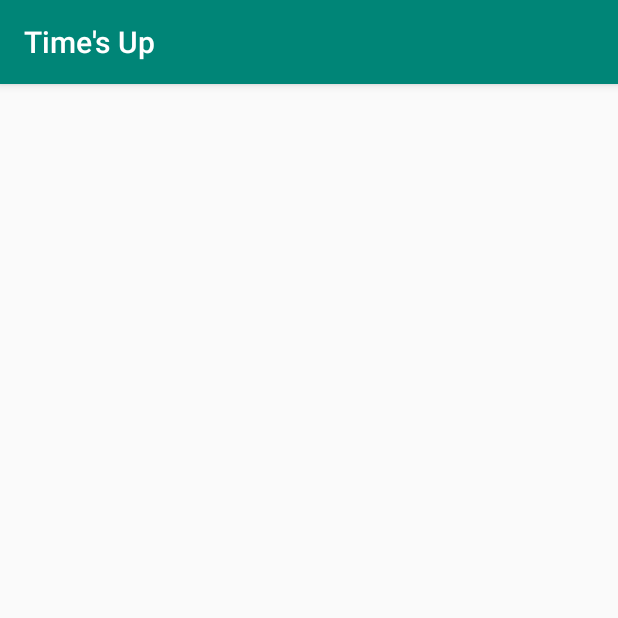
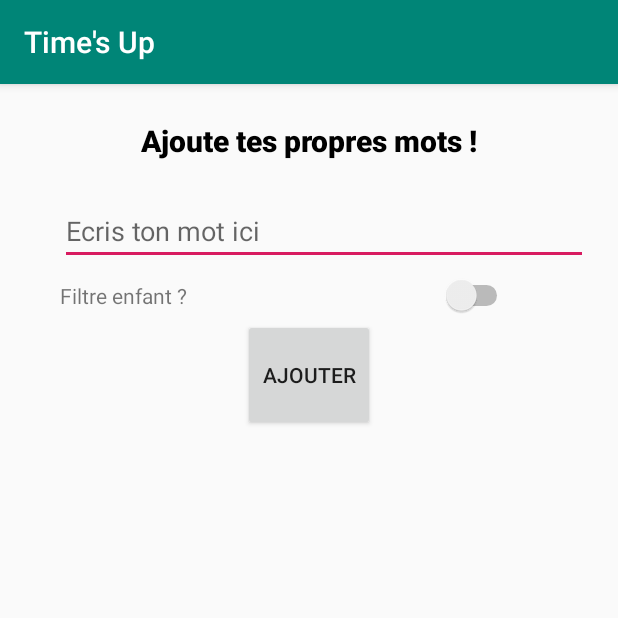
Before and after one commit to villeneuve30/AndroidGame_GuessWords, an Android app: the AjoutDeMot screen opened directly, with no data from a screen before it, on a phone screen of 412 x 824 dp, the top half of it. Run offline under Robolectric (Android 15) with nearby library versions, the phone set to English and light mode, and no system bars.

Commit message:
Page ajout de mot crée et "semi-fonctionnelle"
Il manque l'ajouter à la bdd

```diff
--- a/app/src/main/java/com/example/timesup/AffichageDesScores.java
+++ b/app/src/main/java/com/example/timesup/AffichageDesScores.java
@@ -72,6 +72,10 @@ public class AffichageDesScores extends AppCompatActivity {
     }
     @Override
     public void onBackPressed() {
+        popUp();
+    }
+
+    private void popUp() {
         AlertDialog.Builder builder = new AlertDialog.Builder(this);
         builder.setCancelable(true);
         builder.setTitle("Quitter");
--- a/app/src/main/java/com/example/timesup/AjoutDeMot.java
+++ b/app/src/main/java/com/example/timesup/AjoutDeMot.java
@@ -1,13 +1,66 @@
 package com.example.timesup;
 
+import android.graphics.Color;
 import android.support.v7.app.AppCompatActivity;
 import android.os.Bundle;
+import android.view.Gravity;
+import android.view.View;
+import android.widget.ArrayAdapter;
+import android.widget.Button;
+import android.widget.EditText;
+import android.widget.ListView;
+import android.widget.Switch;
+import android.widget.TextView;
+import android.widget.Toast;
+
+import java.util.ArrayList;
+
+import static android.widget.Toast.makeText;
 
 public class AjoutDeMot extends AppCompatActivity {
+
+    EditText inputMot;
+    ListView listeMots;
+    Button boutonAjouter;
+    Switch filtreEnfant;
+
+    ArrayList<String> listItems=new ArrayList<String>();
+    ArrayAdapter<String> adapter;
 
     @Override
     protected void onCreate(Bundle savedInstanceState) {
         super.onCreate(savedInstanceState);
         setContentView(R.layout.activity_ajout_de_mot);
+
+        inputMot = findViewById(R.id.input_mot_xml);
+        listeMots = findViewById(R.id.listeDeMot_xml);
+        boutonAjouter = findViewById(R.id.bouton_ajouter_xml);
+        filtreEnfant = findViewById(R.id.filtre_enfant_xml);
+
+        adapter=new ArrayAdapter<String>(this,
+                android.R.layout.simple_list_item_1,
+                listItems);
+        listeMots.setAdapter(adapter);
+
+        boutonAjouter.setOnClickListener(new View.OnClickListener() {
+            @Override
+            public void onClick(View v) {
+                String mot = inputMot.getText().toString();
+                if(!mot.equals("") && !mot.equals(" ")) {
+                    //Ajouter mot a la listView
+                    inputMot.setText("");
+                    listItems.add(mot);
+                    adapter.notifyDataSetChanged();
+
+                    //Ajouter mot a la BDD
+                }else{
+                    Toast.makeText(AjoutDeMot.this, "Tu dois d'abord écrire un mot !",
+                          Toast.LENGTH_LONG).show();
+                }
+
+            }
+        });
+
     }
+
 }
--- a/app/src/main/java/com/example/timesup/MainActivity.java
+++ b/app/src/main/java/com/example/timesup/MainActivity.java
@@ -107,6 +107,10 @@ public class MainActivity extends AppCompatActivity {
     }
     @Override
     public void onBackPressed() {
+        popUp();
+    }
+
+    private void popUp() {
         AlertDialog.Builder builder = new AlertDialog.Builder(this);
         builder.setCancelable(true);
         builder.setTitle("Sortir du jeu");
--- a/app/src/main/java/com/example/timesup/MotsBDD.java
+++ b/app/src/main/java/com/example/timesup/MotsBDD.java
@@ -126,7 +126,7 @@ public class MotsBDD {
 
         ArrayList<String> tabMot = new ArrayList<>();
         ArrayList<String> tabBDD = new ArrayList<>();
-        this.afficherTousLesMots();
+
         Cursor data = this.getAllData();
         while(data.moveToNext()){
             if(filtre) {
--- a/app/src/main/java/com/example/timesup/Round.java
+++ b/app/src/main/java/com/example/timesup/Round.java
@@ -141,6 +141,10 @@ public class Round extends AppCompatActivity {
 
     @Override
     public void onBackPressed() {
+        popUp();
+    }
+
+    private void popUp() {
         AlertDialog.Builder builder = new AlertDialog.Builder(this);
         builder.setCancelable(true);
         builder.setTitle("Quitter");
--- a/app/src/main/res/layout/activity_ajout_de_mot.xml
+++ b/app/src/main/res/layout/activity_ajout_de_mot.xml
@@ -1,9 +1,77 @@
 <?xml version="1.0" encoding="utf-8"?>
-<android.support.constraint.ConstraintLayout xmlns:android="http://schemas.android.com/apk/res/android"
-    xmlns:app="http://schemas.android.com/apk/res-auto"
+<LinearLayout xmlns:android="http://schemas.android.com/apk/res/android"
     xmlns:tools="http://schemas.android.com/tools"
     android:layout_width="match_parent"
     android:layout_height="match_parent"
-    tools:context=".AjoutDeMot">
+    android:orientation="vertical">
 
-</android.support.constraint.ConstraintLayout>
+    <TextView
+        android:id="@+id/titre_ajoutMot_xml"
+        android:layout_width="match_parent"
+        android:layout_height="match_parent"
+        android:layout_weight="3"
+        android:gravity="center"
+        android:text="Ajoute tes propres mots !"
+        android:textAppearance="@style/TextAppearance.AppCompat.Title"
+        android:textColor="@android:color/black"
+        android:textStyle="bold" />
+
+    <LinearLayout
+        android:layout_width="match_parent"
+        android:layout_height="match_parent"
+        android:layout_weight="3.1"
+        android:orientation="horizontal">
+
+        <EditText
+            android:id="@+id/input_mot_xml"
+            android:layout_width="40dp"
+            android:layout_height="wrap_content"
+            android:layout_marginLeft="40dp"
+            android:layout_marginRight="20dp"
+            android:layout_weight="1"
+            android:hint="Ecris ton mot ici"
+            android:inputType="text" />
+
+    </LinearLayout>
+
+    <LinearLayout
+        android:layout_width="match_parent"
+        android:layout_height="match_parent"
+        android:layout_weight="3.2"
+        android:orientation="horizontal">
+
+        <TextView
+            android:id="@+id/textView3"
+            android:layout_width="40dp"
+            android:layout_height="wrap_content"
+            android:layout_marginLeft="40dp"
+            android:layout_weight="1"
+            android:text="Filtre enfant ?" />
+
+        <Switch
+            android:id="@+id/filtre_enfant_xml"
+            android:layout_width="wrap_content"
+            android:layout_height="wrap_content"
+            android:layout_marginRight="70dp"
+            android:layout_weight="1"
+            android:textOff="non"
+            android:textOn="oui"
+            tools:checked="false" />
+
+    </LinearLayout>
+
+    <Button
+        android:id="@+id/bouton_ajouter_xml"
+        android:layout_width="wrap_content"
+        android:layout_height="match_parent"
+        android:layout_gravity="center"
+        android:layout_weight="3"
+        android:text="Ajouter" />
+
+    <ListView
+        android:id="@+id/listeDeMot_xml"
+        android:layout_width="match_parent"
+        android:layout_height="match_parent"
+        android:layout_margin="40dp"
+        android:layout_weight="1" />
+</LinearLayout>
--- a/build.gradle
+++ b/build.gradle
@@ -7,7 +7,7 @@ buildscript {
 
     }
     dependencies {
-        classpath 'com.android.tools.build:gradle:3.3.1'
+        classpath 'com.android.tools.build:gradle:3.3.2'
 
         // NOTE: Do not place your application dependencies here; they belong
         // in the individual module build.gradle files
```
